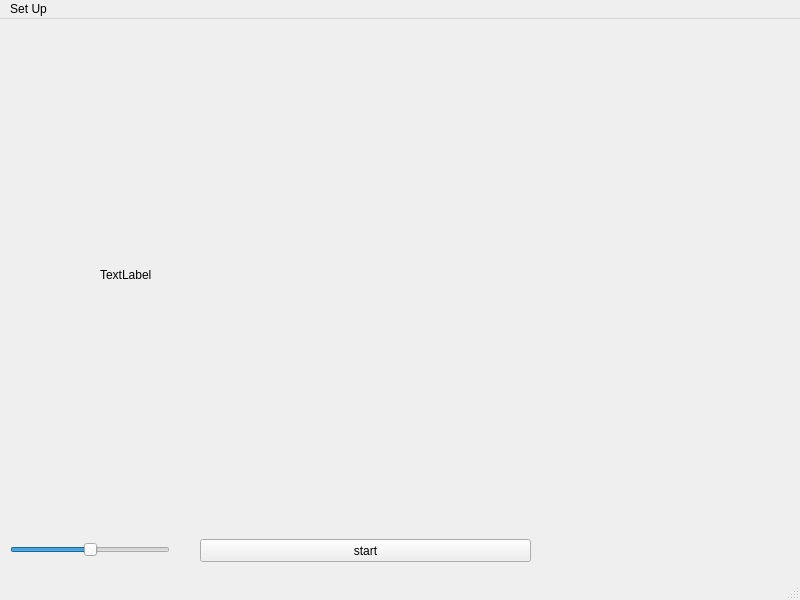
Above: src/ui_main_window1.ui from almog-a/iot_drums- before the change. Below: the same form after it.
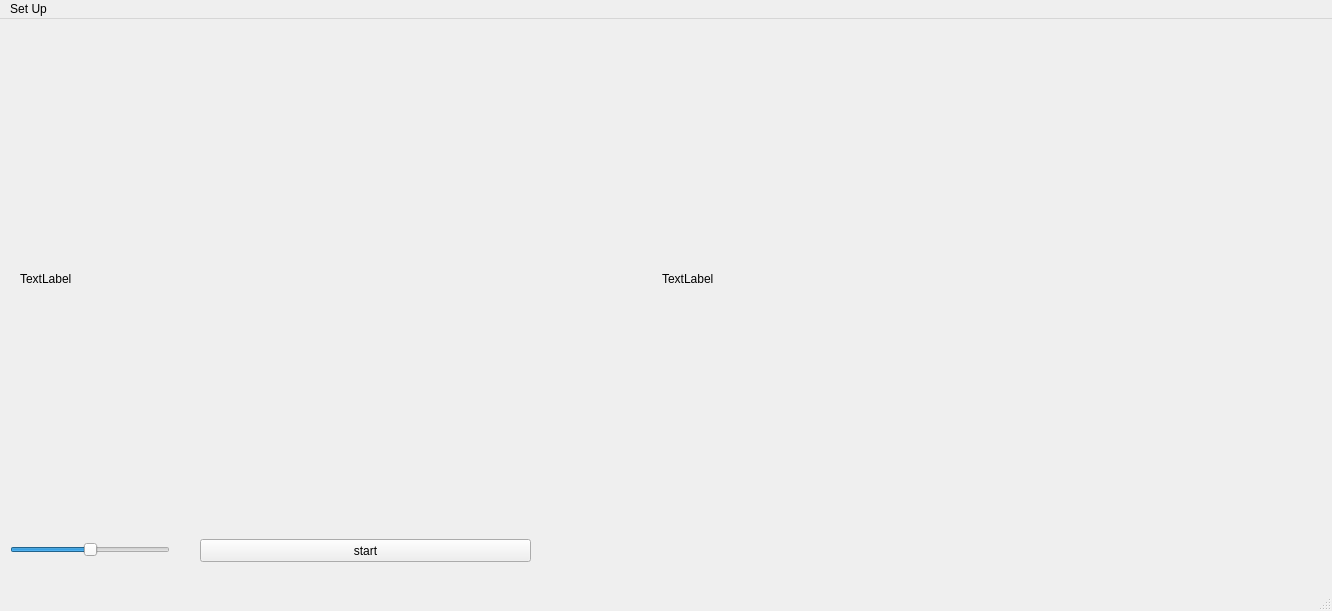
That is the form after the change.

Commit message: adding 2nd stream

What changed in the file:
```diff
--- a/src/ui_main_window1.ui
+++ b/src/ui_main_window1.ui
@@ -6,8 +6,8 @@
    <rect>
     <x>0</x>
     <y>0</y>
-    <width>800</width>
-    <height>600</height>
+    <width>1332</width>
+    <height>611</height>
    </rect>
   </property>
   <property name="windowTitle">
@@ -27,19 +27,6 @@
      <string>start</string>
     </property>
    </widget>
-   <widget class="QLabel" name="stream1">
-    <property name="geometry">
-     <rect>
-      <x>100</x>
-      <y>10</y>
-      <width>571</width>
-      <height>491</height>
-     </rect>
-    </property>
-    <property name="text">
-     <string>TextLabel</string>
-    </property>
-   </widget>
    <widget class="QSlider" name="songVolumeSlider">
     <property name="geometry">
      <rect>
@@ -56,13 +43,39 @@
      <enum>Qt::Horizontal</enum>
     </property>
    </widget>
+   <widget class="QLabel" name="stream2">
+    <property name="geometry">
+     <rect>
+      <x>662</x>
+      <y>20</y>
+      <width>641</width>
+      <height>480</height>
+     </rect>
+    </property>
+    <property name="text">
+     <string>TextLabel</string>
+    </property>
+   </widget>
+   <widget class="QLabel" name="stream1">
+    <property name="geometry">
+     <rect>
+      <x>20</x>
+      <y>20</y>
+      <width>641</width>
+      <height>480</height>
+     </rect>
+    </property>
+    <property name="text">
+     <string>TextLabel</string>
+    </property>
+   </widget>
   </widget>
   <widget class="QMenuBar" name="menubar">
    <property name="geometry">
     <rect>
      <x>0</x>
      <y>0</y>
-     <width>800</width>
+     <width>1332</width>
      <height>21</height>
     </rect>
    </property>
```
Left out of the diff: 20 changed lines with no effect on the pictures. The commit also changes 4 other files.
